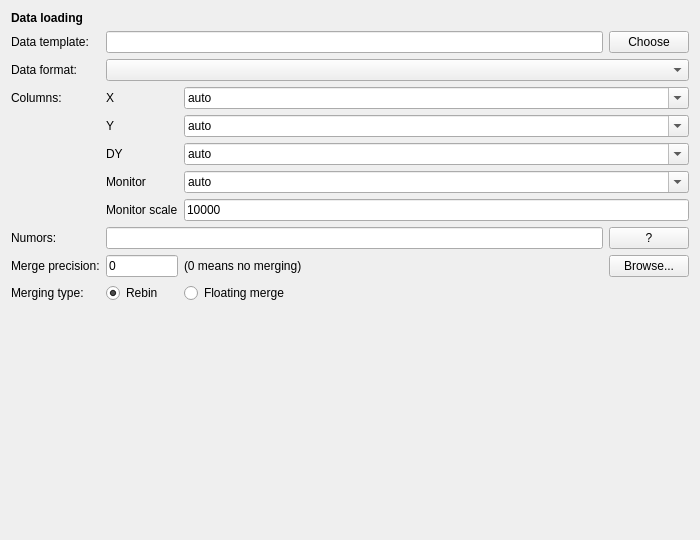
This is ufit/gui/dataloader.ui in McStasMcXtrace/ufit as Qt 5 draws it before an edit. The edited form follows.
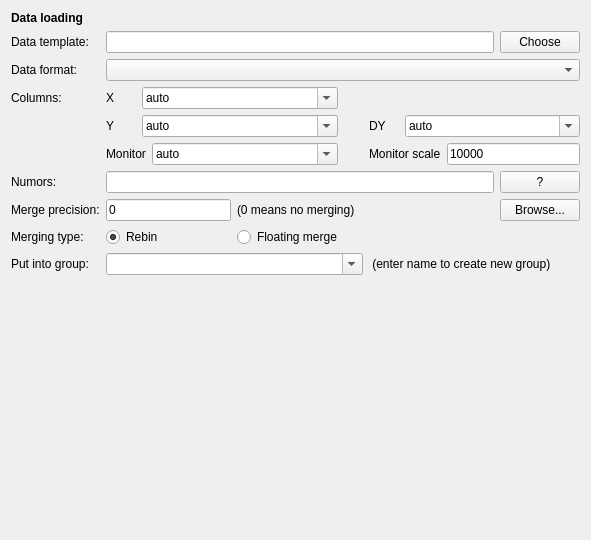
This is the edited form. Icons and pictures are not drawn.

Commit message: dataloader: allow selecting in which group to put the new data

Diff of the .ui file:
```diff
--- a/ufit/gui/dataloader.ui
+++ b/ufit/gui/dataloader.ui
@@ -6,7 +6,7 @@
    <rect>
     <x>0</x>
     <y>0</y>
-    <width>700</width>
+    <width>591</width>
     <height>540</height>
    </rect>
   </property>
@@ -16,6 +16,107 @@
   <layout class="QHBoxLayout" name="horizontalLayout">
    <item>
     <layout class="QGridLayout" name="gridLayout">
+     <item row="4" column="1" colspan="2">
+      <layout class="QHBoxLayout" name="horizontalLayout_2">
+       <item>
+        <widget class="QLabel" name="label_5">
+         <property name="sizePolicy">
+          <sizepolicy hsizetype="Fixed" vsizetype="Preferred">
+           <horstretch>0</horstretch>
+           <verstretch>0</verstretch>
+          </sizepolicy>
+         </property>
+         <property name="minimumSize">
+          <size>
+           <width>30</width>
+           <height>0</height>
+          </size>
+         </property>
+         <property name="text">
+          <string>Y</string>
+         </property>
+        </widget>
+       </item>
+       <item>
+        <widget class="QComboBox" name="ycolBox">
+         <property name="editable">
+          <bool>true</bool>
+         </property>
+         <item>
+          <property name="text">
+           <string>auto</string>
+          </property>
+         </item>
+        </widget>
+       </item>
+       <item>
+        <spacer name="horizontalSpacer_2">
+         <property name="orientation">
+          <enum>Qt::Horizontal</enum>
+         </property>
+         <property name="sizeType">
+          <enum>QSizePolicy::Fixed</enum>
+         </property>
+         <property name="sizeHint" stdset="0">
+          <size>
+           <width>25</width>
+           <height>20</height>
+          </size>
+         </property>
+        </spacer>
+       </item>
+      </layout>
+     </item>
+     <item row="10" column="1">
+      <spacer name="verticalSpacer">
+       <property name="orientation">
+        <enum>Qt::Vertical</enum>
+       </property>
+       <property name="sizeHint" stdset="0">
+        <size>
+         <width>20</width>
+         <height>40</height>
+        </size>
+       </property>
+      </spacer>
+     </item>
+     <item row="11" column="0" colspan="5">
+      <widget class="QDialogButtonBox" name="buttonBox">
+       <property name="standardButtons">
+        <set>QDialogButtonBox::NoButton</set>
+       </property>
+      </widget>
+     </item>
+     <item row="8" column="0">
+      <widget class="QLabel" name="label_13">
+       <property name="text">
+        <string>Merging type:</string>
+       </property>
+      </widget>
+     </item>
+     <item row="8" column="1">
+      <widget class="QRadioButton" name="rbRebin">
+       <property name="text">
+        <string>Rebin</string>
+       </property>
+       <property name="checked">
+        <bool>true</bool>
+       </property>
+      </widget>
+     </item>
+     <item row="8" column="2">
+      <widget class="QRadioButton" name="rbFloatMerge">
+       <property name="text">
+        <string>Floating merge</string>
+       </property>
+       <property name="checkable">
+        <bool>true</bool>
+       </property>
+       <property name="checked">
+        <bool>false</bool>
+       </property>
+      </widget>
+     </item>
      <item row="0" column="0" colspan="2">
       <widget class="QLabel" name="label_10">
        <property name="font">
@@ -29,6 +130,144 @@
        </property>
       </widget>
      </item>
+     <item row="6" column="0">
+      <widget class="QLabel" name="label_6">
+       <property name="sizePolicy">
+        <sizepolicy hsizetype="Fixed" vsizetype="Preferred">
+         <horstretch>0</horstretch>
+         <verstretch>0</verstretch>
+        </sizepolicy>
+       </property>
+       <property name="text">
+        <string>Numors:</string>
+       </property>
+      </widget>
+     </item>
+     <item row="6" column="1" colspan="3">
+      <widget class="QLineEdit" name="numorsEdit"/>
+     </item>
+     <item row="6" column="4">
+      <widget class="QPushButton" name="numorHelpBtn">
+       <property name="text">
+        <string>?</string>
+       </property>
+      </widget>
+     </item>
+     <item row="7" column="0">
+      <widget class="QLabel" name="label_7">
+       <property name="sizePolicy">
+        <sizepolicy hsizetype="Fixed" vsizetype="Preferred">
+         <horstretch>0</horstretch>
+         <verstretch>0</verstretch>
+        </sizepolicy>
+       </property>
+       <property name="text">
+        <string>Merge precision:</string>
+       </property>
+      </widget>
+     </item>
+     <item row="7" column="1">
+      <widget class="QLineEdit" name="precisionEdit">
+       <property name="sizePolicy">
+        <sizepolicy hsizetype="Ignored" vsizetype="Fixed">
+         <horstretch>0</horstretch>
+         <verstretch>0</verstretch>
+        </sizepolicy>
+       </property>
+       <property name="text">
+        <string>0</string>
+       </property>
+      </widget>
+     </item>
+     <item row="7" column="2">
+      <widget class="QLabel" name="label_12">
+       <property name="text">
+        <string>(0 means no merging)</string>
+       </property>
+      </widget>
+     </item>
+     <item row="7" column="4">
+      <widget class="QPushButton" name="browseBtn">
+       <property name="text">
+        <string>Browse...</string>
+       </property>
+      </widget>
+     </item>
+     <item row="3" column="1" colspan="2">
+      <layout class="QHBoxLayout" name="horizontalLayout_4">
+       <item>
+        <widget class="QLabel" name="label_4">
+         <property name="sizePolicy">
+          <sizepolicy hsizetype="Fixed" vsizetype="Preferred">
+           <horstretch>0</horstretch>
+           <verstretch>0</verstretch>
+          </sizepolicy>
+         </property>
+         <property name="minimumSize">
+          <size>
+           <width>30</width>
+           <height>0</height>
+          </size>
+         </property>
+         <property name="text">
+          <string>X</string>
+         </property>
+        </widget>
+       </item>
+       <item>
+        <widget class="QComboBox" name="xcolBox">
+         <property name="editable">
+          <bool>true</bool>
+         </property>
+         <item>
+          <property name="text">
+           <string>auto</string>
+          </property>
+         </item>
+        </widget>
+       </item>
+       <item>
+        <spacer name="horizontalSpacer">
+         <property name="orientation">
+          <enum>Qt::Horizontal</enum>
+         </property>
+         <property name="sizeType">
+          <enum>QSizePolicy::Fixed</enum>
+         </property>
+         <property name="sizeHint" stdset="0">
+          <size>
+           <width>25</width>
+           <height>20</height>
+          </size>
+         </property>
+        </spacer>
+       </item>
+      </layout>
+     </item>
+     <item row="5" column="3" colspan="2">
+      <layout class="QHBoxLayout" name="horizontalLayout_6">
+       <item>
+        <widget class="QLabel" name="label_9">
+         <property name="sizePolicy">
+          <sizepolicy hsizetype="Fixed" vsizetype="Preferred">
+           <horstretch>0</horstretch>
+           <verstretch>0</verstretch>
+          </sizepolicy>
+         </property>
+         <property name="text">
+          <string>Monitor scale</string>
+         </property>
+        </widget>
+       </item>
+       <item>
+        <widget class="QLineEdit" name="monscaleEdit">
+         <property name="text">
+          <string>10000</string>
+         </property>
+        </widget>
+       </item>
+      </layout>
+     </item>
      <item row="1" column="0">
       <widget class="QLabel" name="label_2">
        <property name="sizePolicy">
@@ -96,218 +335,104 @@
        </property>
       </widget>
      </item>
-     <item row="3" column="1">
-      <widget class="QLabel" name="label_4">
-       <property name="sizePolicy">
-        <sizepolicy hsizetype="Fixed" vsizetype="Preferred">
-         <horstretch>0</horstretch>
-         <verstretch>0</verstretch>
-        </sizepolicy>
-       </property>
-       <property name="text">
-        <string>X</string>
-       </property>
-      </widget>
-     </item>
-     <item row="3" column="2" colspan="3">
-      <widget class="QComboBox" name="xcolBox">
-       <property name="editable">
-        <bool>true</bool>
-       </property>
+     <item row="4" column="3" colspan="2">
+      <layout class="QHBoxLayout" name="horizontalLayout_3">
        <item>
-        <property name="text">
-         <string>auto</string>
-        </property>
+        <widget class="QLabel" name="label_11">
+         <property name="sizePolicy">
+          <sizepolicy hsizetype="Fixed" vsizetype="Preferred">
+           <horstretch>0</horstretch>
+           <verstretch>0</verstretch>
+          </sizepolicy>
+         </property>
+         <property name="minimumSize">
+          <size>
+           <width>30</width>
+           <height>0</height>
+          </size>
+         </property>
+         <property name="text">
+          <string>DY</string>
+         </property>
+        </widget>
        </item>
-      </widget>
-     </item>
-     <item row="4" column="1">
-      <widget class="QLabel" name="label_5">
-       <property name="sizePolicy">
-        <sizepolicy hsizetype="Fixed" vsizetype="Preferred">
-         <horstretch>0</horstretch>
-         <verstretch>0</verstretch>
-        </sizepolicy>
-       </property>
-       <property name="text">
-        <string>Y</string>
-       </property>
-      </widget>
-     </item>
-     <item row="4" column="2" colspan="3">
-      <widget class="QComboBox" name="ycolBox">
-       <property name="editable">
-        <bool>true</bool>
-       </property>
        <item>
-        <property name="text">
-         <string>auto</string>
-        </property>
+        <widget class="QComboBox" name="dycolBox">
+         <property name="editable">
+          <bool>true</bool>
+         </property>
+         <item>
+          <property name="text">
+           <string>auto</string>
+          </property>
+         </item>
+        </widget>
        </item>
-      </widget>
+      </layout>
      </item>
-     <item row="5" column="1">
-      <widget class="QLabel" name="label_11">
-       <property name="text">
-        <string>DY</string>
-       </property>
-      </widget>
-     </item>
-     <item row="5" column="2" colspan="3">
-      <widget class="QComboBox" name="dycolBox">
-       <property name="editable">
-        <bool>true</bool>
-       </property>
+     <item row="5" column="1" colspan="2">
+      <layout class="QHBoxLayout" name="horizontalLayout_5">
        <item>
-        <property name="text">
-         <string>auto</string>
-        </property>
+        <widget class="QLabel" name="label_8">
+         <property name="sizePolicy">
+          <sizepolicy hsizetype="Fixed" vsizetype="Preferred">
+           <horstretch>0</horstretch>
+           <verstretch>0</verstretch>
+          </sizepolicy>
+         </property>
+         <property name="text">
+          <string>Monitor</string>
+         </property>
+        </widget>
        </item>
-      </widget>
-     </item>
-     <item row="6" column="1">
-      <widget class="QLabel" name="label_8">
-       <property name="text">
-        <string>Monitor</string>
-       </property>
-      </widget>
-     </item>
-     <item row="6" column="2" colspan="3">
-      <widget class="QComboBox" name="moncolBox">
-       <property name="editable">
-        <bool>true</bool>
-       </property>
        <item>
-        <property name="text">
-         <string>auto</string>
-        </property>
+        <widget class="QComboBox" name="moncolBox">
+         <property name="editable">
+          <bool>true</bool>
+         </property>
+         <item>
+          <property name="text">
+           <string>auto</string>
+          </property>
+         </item>
+        </widget>
        </item>
-      </widget>
-     </item>
-     <item row="7" column="1">
-      <widget class="QLabel" name="label_9">
-       <property name="text">
-        <string>Monitor scale</string>
-       </property>
-      </widget>
-     </item>
-     <item row="7" column="2" colspan="3">
-      <widget class="QLineEdit" name="monscaleEdit">
-       <property name="text">
-        <string>10000</string>
-       </property>
-      </widget>
-     </item>
-     <item row="8" column="0">
-      <widget class="QLabel" name="label_6">
-       <property name="sizePolicy">
-        <sizepolicy hsizetype="Fixed" vsizetype="Preferred">
-         <horstretch>0</horstretch>
-         <verstretch>0</verstretch>
-        </sizepolicy>
-       </property>
-       <property name="text">
-        <string>Numors:</string>
-       </property>
-      </widget>
-     </item>
-     <item row="8" column="1" colspan="3">
-      <widget class="QLineEdit" name="numorsEdit"/>
-     </item>
-     <item row="8" column="4">
-      <widget class="QPushButton" name="numorHelpBtn">
-       <property name="text">
-        <string>?</string>
-       </property>
-      </widget>
+       <item>
+        <spacer name="horizontalSpacer_3">
+         <property name="orientation">
+          <enum>Qt::Horizontal</enum>
+         </property>
+         <property name="sizeType">
+          <enum>QSizePolicy::Fixed</enum>
+         </property>
+         <property name="sizeHint" stdset="0">
+          <size>
+           <width>25</width>
+           <height>20</height>
+          </size>
+         </property>
+        </spacer>
+       </item>
+      </layout>
      </item>
      <item row="9" column="0">
-      <widget class="QLabel" name="label_7">
-       <property name="sizePolicy">
-        <sizepolicy hsizetype="Fixed" vsizetype="Preferred">
-         <horstretch>0</horstretch>
-         <verstretch>0</verstretch>
-        </sizepolicy>
-       </property>
+      <widget class="QLabel" name="groupBoxLbl">
        <property name="text">
-        <string>Merge precision:</string>
+        <string>Put into group:</string>
        </property>
       </widget>
      </item>
-     <item row="9" column="1">
-      <widget class="QLineEdit" name="precisionEdit">
-       <property name="sizePolicy">
-        <sizepolicy hsizetype="Ignored" vsizetype="Fixed">
-         <horstretch>0</horstretch>
-         <verstretch>0</verstretch>
-        </sizepolicy>
-       </property>
-       <property name="text">
-        <string>0</string>
-       </property>
-      </widget>
-     </item>
-     <item row="9" column="2">
-      <widget class="QLabel" name="label_12">
-       <property name="text">
-        <string>(0 means no merging)</string>
-       </property>
-      </widget>
-     </item>
-     <item row="9" column="4">
-      <widget class="QPushButton" name="browseBtn">
-       <property name="text">
-        <string>Browse...</string>
-       </property>
-      </widget>
-     </item>
-     <item row="11" column="1">
-      <spacer name="verticalSpacer">
-       <property name="orientation">
-        <enum>Qt::Vertical</enum>
-       </property>
-       <property name="sizeHint" stdset="0">
-        <size>
-         <width>20</width>
-         <height>40</height>
-        </size>
-       </property>
-      </spacer>
-     </item>
-     <item row="12" column="0" colspan="5">
-      <widget class="QDialogButtonBox" name="buttonBox">
-       <property name="standardButtons">
-        <set>QDialogButtonBox::NoButton</set>
-       </property>
-      </widget>
-     </item>
-     <item row="10" column="0">
-      <widget class="QLabel" name="label_13">
-       <property name="text">
-        <string>Merging type:</string>
-       </property>
-      </widget>
-     </item>
-     <item row="10" column="1">
-      <widget class="QRadioButton" name="rbRebin">
-       <property name="text">
-        <string>Rebin</string>
-       </property>
-       <property name="checked">
+     <item row="9" column="1" colspan="2">
+      <widget class="QComboBox" name="groupBox">
+       <property name="editable">
         <bool>true</bool>
        </property>
       </widget>
      </item>
-     <item row="10" column="2">
-      <widget class="QRadioButton" name="rbFloatMerge">
+     <item row="9" column="3" colspan="2">
+      <widget class="QLabel" name="groupBoxDesc">
        <property name="text">
-        <string>Floating merge</string>
-       </property>
-       <property name="checkable">
-        <bool>true</bool>
-       </property>
-       <property name="checked">
-        <bool>false</bool>
+        <string> (enter name to create new group)</string>
        </property>
       </widget>
      </item>
```
Left out of the diff: 3 changed lines with no effect on the pictures. The commit also changes 3 other files.
